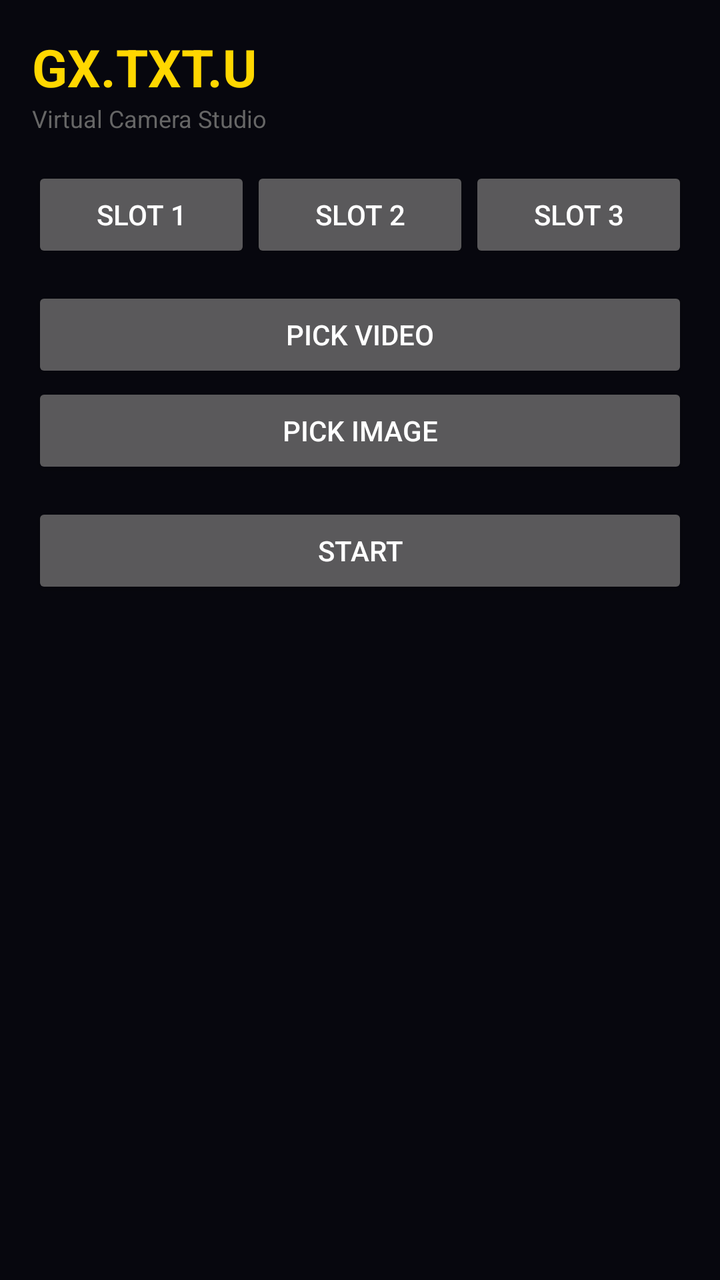
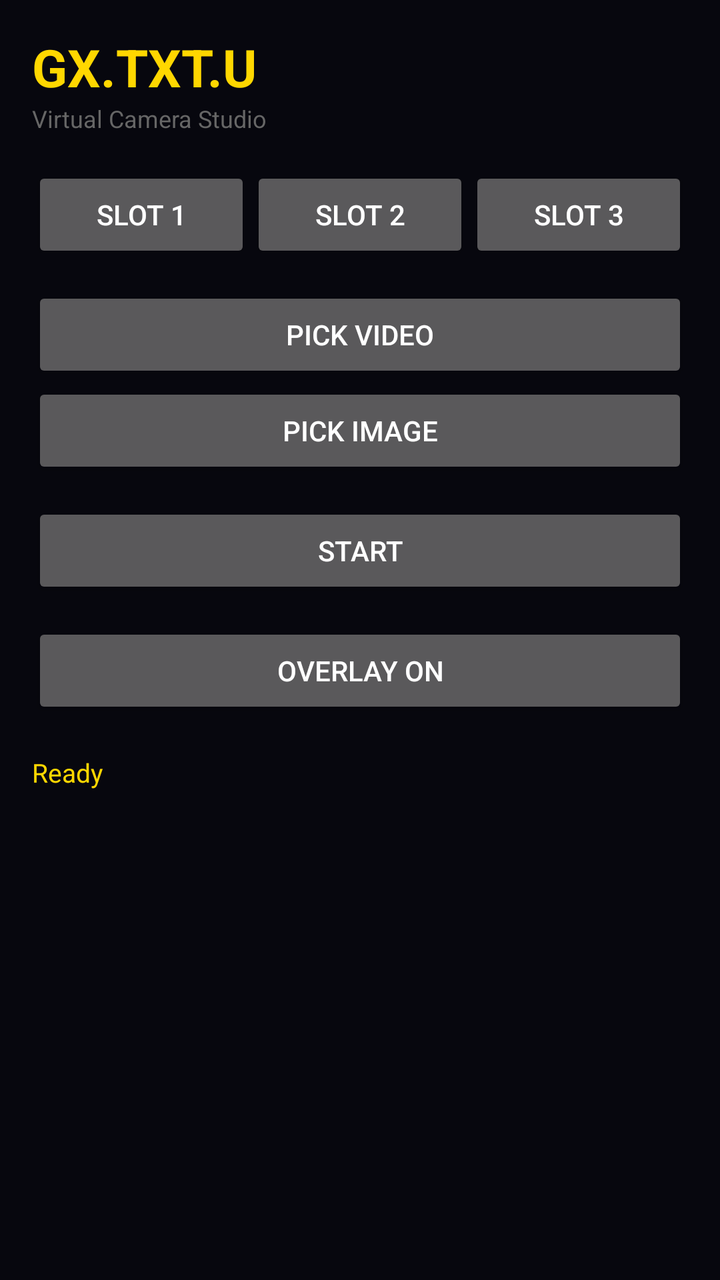

The first picture is an Android layout as it rendered before a commit; the second is the same layout after the commit. The layout source and the unified diff follow.
<!-- AndroidManifest.xml: application theme android:Theme.Material.NoActionBar -->
<!-- res/layout/activity_main.xml -->
<?xml version="1.0" encoding="utf-8"?>
<ScrollView xmlns:android="http://schemas.android.com/apk/res/android"
    android:layout_width="match_parent"
    android:layout_height="match_parent"
    android:background="#07070e">
  <LinearLayout
      android:orientation="vertical"
      android:padding="16dp"
      android:layout_width="match_parent"
      android:layout_height="wrap_content">
    <TextView
        android:text="GX.TXT.U"
        android:textColor="#ffd700"
        android:textSize="26sp"
        android:textStyle="bold"
        android:layout_width="wrap_content"
        android:layout_height="wrap_content"/>
    <TextView
        android:text="Virtual Camera Studio"
        android:textColor="#666666"
        android:textSize="12sp"
        android:layout_marginBottom="16dp"
        android:layout_width="wrap_content"
        android:layout_height="wrap_content"/>
    <LinearLayout
        android:orientation="horizontal"
        android:layout_width="match_parent"
        android:layout_height="wrap_content">
      <Button android:id="@+id/slot1" android:text="Slot 1" android:layout_weight="1"
          android:layout_width="0dp" android:layout_height="wrap_content"/>
      <Button android:id="@+id/slot2" android:text="Slot 2" android:layout_weight="1"
          android:layout_width="0dp" android:layout_height="wrap_content"/>
      <Button android:id="@+id/slot3" android:text="Slot 3" android:layout_weight="1"
          android:layout_width="0dp" android:layout_height="wrap_content"/>
    </LinearLayout>
    <Button android:id="@+id/pickVideo" android:text="Pick Video"
        android:layout_marginTop="12dp"
        android:layout_width="match_parent" android:layout_height="wrap_content"/>
    <Button android:id="@+id/pickImage" android:text="Pick Image"
        android:layout_width="match_parent" android:layout_height="wrap_content"/>
    <Button android:id="@+id/startBtn" android:text="START"
        android:layout_marginTop="12dp"
        android:layout_width="match_parent" android:layout_height="wrap_content"/>
  </LinearLayout>
</ScrollView>
<!-- resources referenced by this layout -->
<resources>

</resources>

<!-- the commit's change to res/layout/activity_main.xml (unified diff, before → after) -->
@@ -8,38 +8,35 @@
       android:padding="16dp"
       android:layout_width="match_parent"
       android:layout_height="wrap_content">
-    <TextView
-        android:text="GX.TXT.U"
-        android:textColor="#ffd700"
-        android:textSize="26sp"
-        android:textStyle="bold"
-        android:layout_width="wrap_content"
-        android:layout_height="wrap_content"/>
-    <TextView
-        android:text="Virtual Camera Studio"
-        android:textColor="#666666"
-        android:textSize="12sp"
-        android:layout_marginBottom="16dp"
-        android:layout_width="wrap_content"
-        android:layout_height="wrap_content"/>
-    <LinearLayout
-        android:orientation="horizontal"
-        android:layout_width="match_parent"
-        android:layout_height="wrap_content">
-      <Button android:id="@+id/slot1" android:text="Slot 1" android:layout_weight="1"
+    <TextView android:text="GX.TXT.U" android:textColor="#ffd700"
+        android:textSize="26sp" android:textStyle="bold"
+        android:layout_width="wrap_content" android:layout_height="wrap_content"/>
+    <TextView android:text="Virtual Camera Studio" android:textColor="#666666"
+        android:textSize="12sp" android:layout_marginBottom="16dp"
+        android:layout_width="wrap_content" android:layout_height="wrap_content"/>
+    <LinearLayout android:orientation="horizontal"
+        android:layout_width="match_parent" android:layout_height="wrap_content">
+      <Button android:id="@+id/slot1" android:text="SLOT 1" android:layout_weight="1"
           android:layout_width="0dp" android:layout_height="wrap_content"/>
-      <Button android:id="@+id/slot2" android:text="Slot 2" android:layout_weight="1"
+      <Button android:id="@+id/slot2" android:text="SLOT 2" android:layout_weight="1"
           android:layout_width="0dp" android:layout_height="wrap_content"/>
-      <Button android:id="@+id/slot3" android:text="Slot 3" android:layout_weight="1"
+      <Button android:id="@+id/slot3" android:text="SLOT 3" android:layout_weight="1"
           android:layout_width="0dp" android:layout_height="wrap_content"/>
     </LinearLayout>
-    <Button android:id="@+id/pickVideo" android:text="Pick Video"
+    <Button android:id="@+id/pickVideo" android:text="PICK VIDEO"
         android:layout_marginTop="12dp"
         android:layout_width="match_parent" android:layout_height="wrap_content"/>
-    <Button android:id="@+id/pickImage" android:text="Pick Image"
+    <Button android:id="@+id/pickImage" android:text="PICK IMAGE"
         android:layout_width="match_parent" android:layout_height="wrap_content"/>
     <Button android:id="@+id/startBtn" android:text="START"
         android:layout_marginTop="12dp"
         android:layout_width="match_parent" android:layout_height="wrap_content"/>
+    <Button android:id="@+id/overlayBtn" android:text="Overlay ON"
+        android:layout_marginTop="12dp"
+        android:layout_width="match_parent" android:layout_height="wrap_content"/>
+    <TextView android:id="@+id/status" android:text="Ready"
+        android:textColor="#ffd700" android:textSize="13sp"
+        android:layout_marginTop="18dp"
+        android:layout_width="match_parent" android:layout_height="wrap_content"/>
   </LinearLayout>
 </ScrollView>
